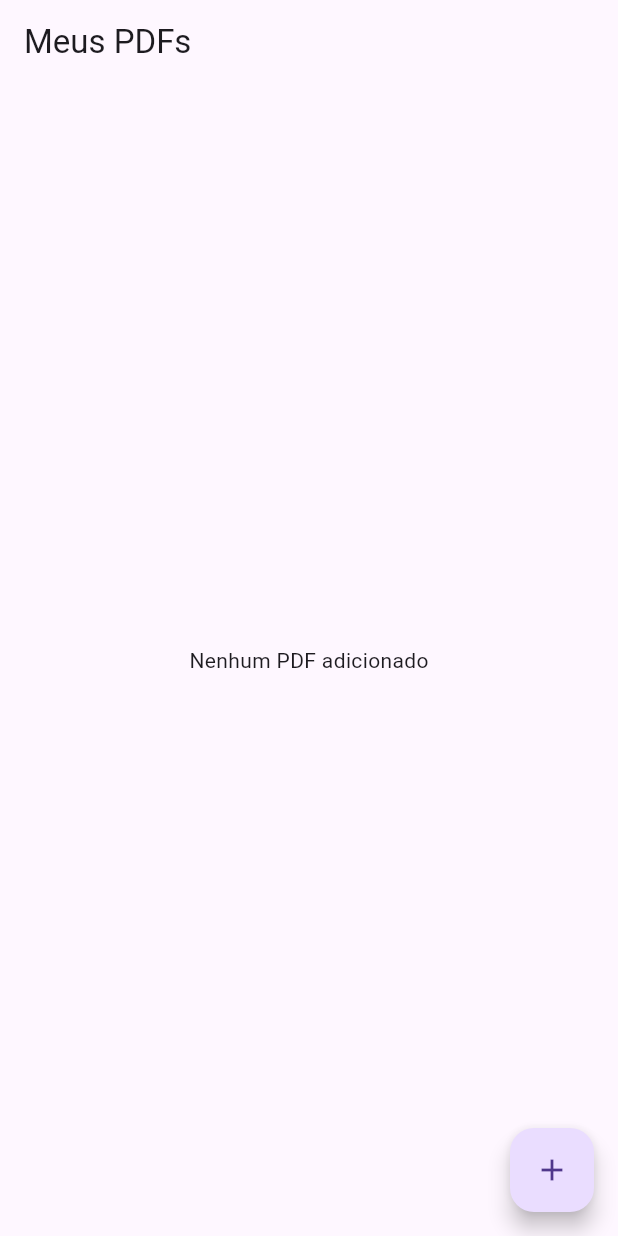
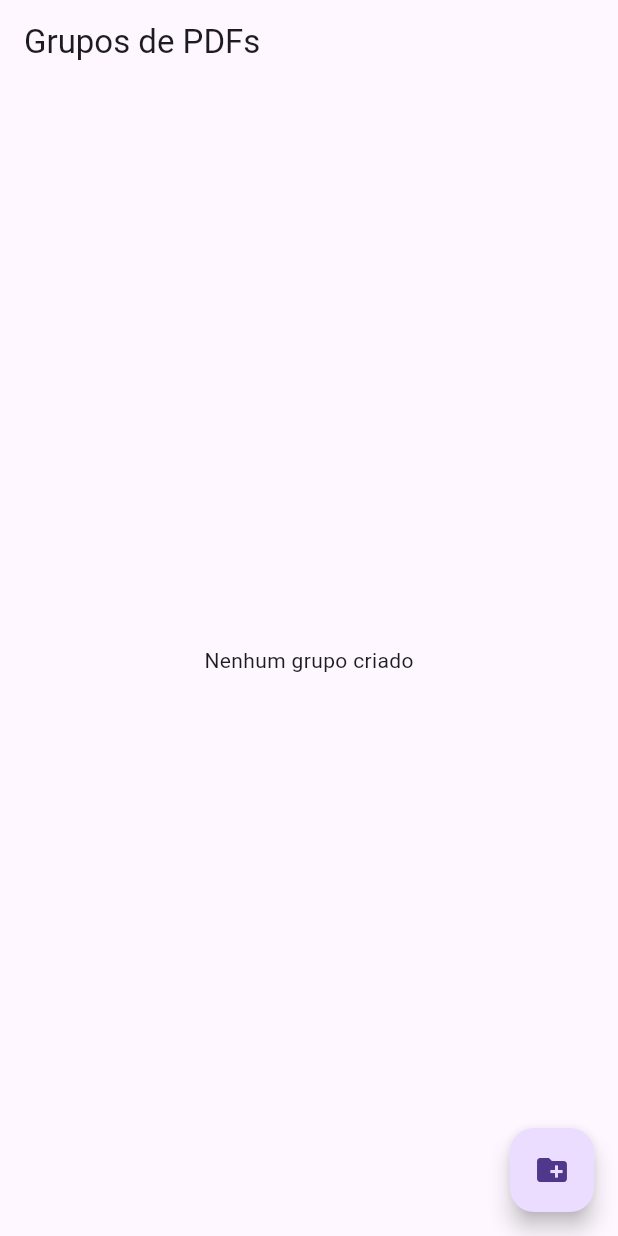
Before and after one commit to joaomonteandrade/memolingua, a Flutter app: the screen it shows after launch, on a phone screen of 412 x 824 dp. Run offline on Flutter 3.47's test engine with Material 3 defaults, Android fonts, the phone set to English and light mode, and no system bars; our stand-ins replace file_picker; missing offline and left inert: syncfusion_flutter_pdfviewer.

Commit message:
organização em grupos

```diff
--- a/lib/main.dart
+++ b/lib/main.dart
@@ -1,10 +1,21 @@
 import 'dart:io';
+
+import 'package:file_picker/file_picker.dart';
 import 'package:flutter/material.dart';
-import 'package:file_picker/file_picker.dart';
 import 'package:syncfusion_flutter_pdfviewer/pdfviewer.dart';
 
 void main() {
   runApp(const MyApp());
+}
+
+class PdfGroup {
+  String nome;
+  List<PlatformFile> pdfs;
+
+  PdfGroup({
+    required this.nome,
+    required this.pdfs,
+  });
 }
 
 class MyApp extends StatelessWidget {
@@ -29,9 +40,51 @@ class HomePage extends StatefulWidget {
 }
 
 class _HomePageState extends State<HomePage> {
-  final List<PlatformFile> pdfs = [];
+  final List<PdfGroup> grupos = [];
 
-  Future<void> adicionarPdf() async {
+  Future<void> criarGrupo() async {
+    final controller = TextEditingController();
+
+    await showDialog(
+      context: context,
+      builder: (_) {
+        return AlertDialog(
+          title: const Text('Novo Grupo'),
+          content: TextField(
+            controller: controller,
+            decoration: const InputDecoration(
+              hintText: 'Nome do grupo',
+            ),
+          ),
+          actions: [
+            TextButton(
+              onPressed: () => Navigator.pop(context),
+              child: const Text('Cancelar'),
+            ),
+            ElevatedButton(
+              onPressed: () {
+                if (controller.text.trim().isNotEmpty) {
+                  setState(() {
+                    grupos.add(
+                      PdfGroup(
+                        nome: controller.text.trim(),
+                        pdfs: [],
+                      ),
+                    );
+                  });
+
+                  Navigator.pop(context);
+                }
+              },
+              child: const Text('Criar'),
+            ),
+          ],
+        );
+      },
+    );
+  }
+
+  Future<void> adicionarPdfAoGrupo(PdfGroup grupo) async {
     FilePickerResult? result = await FilePicker.platform.pickFiles(
       type: FileType.custom,
       allowedExtensions: ['pdf'],
@@ -39,40 +92,97 @@ class _HomePageState extends State<HomePage> {
 
     if (result != null) {
       setState(() {
-        pdfs.add(result.files.first);
+        grupo.pdfs.add(result.files.first);
       });
     }
   }
 
-  void abrirPdf(PlatformFile pdf) {
+  void abrirGrupo(PdfGroup grupo) {
     Navigator.push(
       context,
-      MaterialPageRoute(builder: (_) => PdfViewerPage(pdf: pdf)),
+      MaterialPageRoute(
+        builder: (_) => GrupoPage(grupo: grupo),
+      ),
     );
   }
 
   @override
   Widget build(BuildContext context) {
     return Scaffold(
-      appBar: AppBar(title: const Text('Meus PDFs')),
-      body: pdfs.isEmpty
-          ? const Center(child: Text('Nenhum PDF adicionado'))
+      appBar: AppBar(
+        title: const Text('Grupos de PDFs'),
+      ),
+      body: grupos.isEmpty
+          ? const Center(
+              child: Text('Nenhum grupo criado'),
+            )
           : ListView.builder(
-              itemCount: pdfs.length,
+              itemCount: grupos.length,
               itemBuilder: (context, index) {
-                final pdf = pdfs[index];
+                final grupo = grupos[index];
+
+                return ListTile(
+                  leading: const Icon(Icons.folder),
+                  title: Text(grupo.nome),
+                  subtitle: Text(
+                    '${grupo.pdfs.length} PDFs',
+                  ),
+                  onTap: () => abrirGrupo(grupo),
+
+                  trailing: IconButton(
+                    icon: const Icon(Icons.add),
+                    onPressed: () => adicionarPdfAoGrupo(grupo),
+                  ),
+                );
+              },
+            ),
+      floatingActionButton: FloatingActionButton(
+        onPressed: criarGrupo,
+        child: const Icon(Icons.create_new_folder),
+      ),
+    );
+  }
+}
+
+class GrupoPage extends StatelessWidget {
+  final PdfGroup grupo;
+
+  const GrupoPage({
+    super.key,
+    required this.grupo,
+  });
+
+  void abrirPdf(BuildContext context, PlatformFile pdf) {
+    Navigator.push(
+      context,
+      MaterialPageRoute(
+        builder: (_) => PdfViewerPage(pdf: pdf),
+      ),
+    );
+  }
+
+  @override
+  Widget build(BuildContext context) {
+    return Scaffold(
+      appBar: AppBar(
+        title: Text(grupo.nome),
+      ),
+      body: grupo.pdfs.isEmpty
+          ? const Center(
+              child: Text('Nenhum PDF neste grupo'),
+            )
+          : ListView.builder(
+              itemCount: grupo.pdfs.length,
+              itemBuilder: (context, index) {
+                final pdf = grupo.pdfs[index];
 
                 return ListTile(
                   leading: const Icon(Icons.picture_as_pdf),
                   title: Text(pdf.name),
-                  onTap: () => abrirPdf(pdf),
+                  onTap: () => abrirPdf(context, pdf),
                 );
               },
             ),
-      floatingActionButton: FloatingActionButton(
-        onPressed: adicionarPdf,
-        child: const Icon(Icons.add),
-      ),
     );
   }
 }
@@ -80,7 +190,10 @@ class _HomePageState extends State<HomePage> {
 class PdfViewerPage extends StatefulWidget {
   final PlatformFile pdf;
 
-  const PdfViewerPage({super.key, required this.pdf});
+  const PdfViewerPage({
+    super.key,
+    required this.pdf,
+  });
 
   @override
   State<PdfViewerPage> createState() => _PdfViewerPageState();
@@ -89,7 +202,10 @@ class PdfViewerPage extends StatefulWidget {
 class _PdfViewerPageState extends State<PdfViewerPage> {
   OverlayEntry? overlayEntry;
 
-  void mostrarOverlay(BuildContext context, String textoSelecionado) {
+  void mostrarOverlay(
+    BuildContext context,
+    String textoSelecionado,
+  ) {
     removerOverlay();
 
     overlayEntry = OverlayEntry(
@@ -110,14 +226,19 @@ class _PdfViewerPageState extends State<PdfViewerPage> {
               children: [
                 Text(
                   textoSelecionado,
-                  style: const TextStyle(color: Colors.white, fontSize: 16),
+                  style: const TextStyle(
+                    color: Colors.white,
+                    fontSize: 16,
+                  ),
                 ),
 
                 const SizedBox(height: 12),
 
                 ElevatedButton(
                   onPressed: () {
-                    print("Texto selecionado: $textoSelecionado");
+                    print(
+                      "Texto selecionado: $textoSelecionado",
+                    );
 
                     removerOverlay();
                   },
@@ -147,14 +268,18 @@ class _PdfViewerPageState extends State<PdfViewerPage> {
   @override
   Widget build(BuildContext context) {
     return Scaffold(
-      appBar: AppBar(title: Text(widget.pdf.name)),
+      appBar: AppBar(
+        title: Text(widget.pdf.name),
+      ),
       body: SfPdfViewer.file(
         File(widget.pdf.path!),
-
         onTextSelectionChanged: (details) {
           if (details.selectedText != null &&
               details.selectedText!.isNotEmpty) {
-            mostrarOverlay(context, details.selectedText!);
+            mostrarOverlay(
+              context,
+              details.selectedText!,
+            );
           } else {
             removerOverlay();
           }
```
Also changed, not shown: pubspec.lock.
